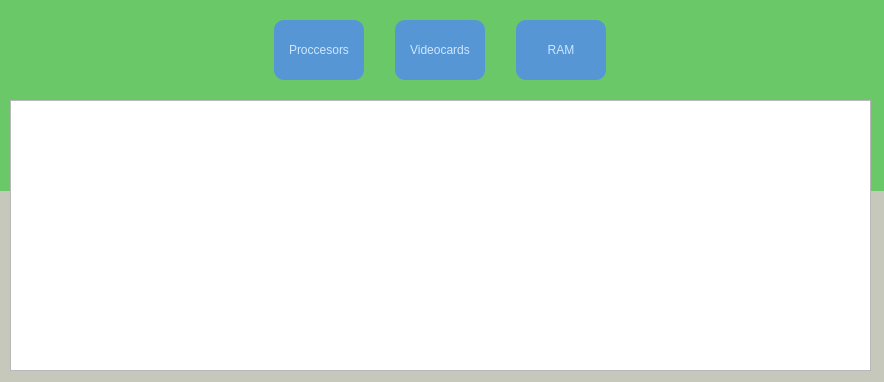
Old version of the form source/interface_sort_by_price.ui in the repository skhe55/dns-shop_parser.
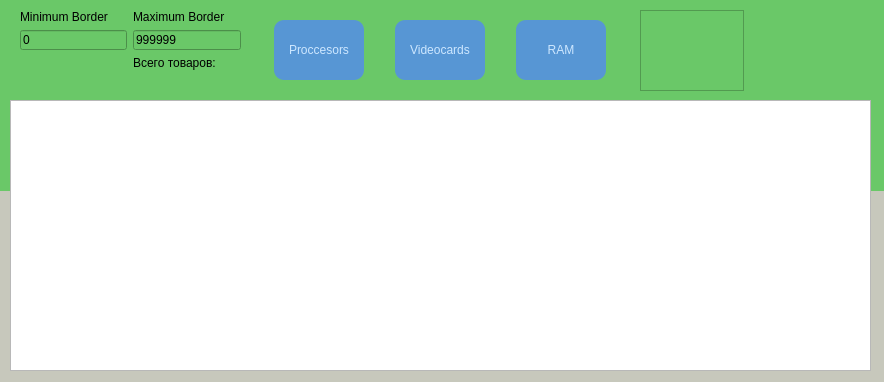
New version of the form. Icons and pictures are not drawn.

What changed in the file:
```diff
--- a/source/interface_sort_by_price.ui
+++ b/source/interface_sort_by_price.ui
@@ -207,6 +207,63 @@
      </item>
     </layout>
    </widget>
+   <widget class="QWidget" name="gridLayoutWidget_3">
+    <property name="geometry">
+     <rect>
+      <x>20</x>
+      <y>10</y>
+      <width>221</width>
+      <height>60</height>
+     </rect>
+    </property>
+    <layout class="QGridLayout" name="gridLayout_3">
+     <item row="1" column="0">
+      <widget class="QLineEdit" name="lineEdit">
+       <property name="text">
+        <string>0</string>
+       </property>
+      </widget>
+     </item>
+     <item row="1" column="1">
+      <widget class="QLineEdit" name="lineEdit_2">
+       <property name="text">
+        <string>999999</string>
+       </property>
+      </widget>
+     </item>
+     <item row="0" column="0">
+      <widget class="QLabel" name="label">
+       <property name="text">
+        <string>Minimum Border</string>
+       </property>
+      </widget>
+     </item>
+     <item row="0" column="1">
+      <widget class="QLabel" name="label_2">
+       <property name="text">
+        <string>Maximum Border</string>
+       </property>
+      </widget>
+     </item>
+     <item row="2" column="1">
+      <widget class="QLabel" name="label_3">
+       <property name="text">
+        <string>Всего товаров:</string>
+       </property>
+      </widget>
+     </item>
+    </layout>
+   </widget>
+   <widget class="QTextEdit" name="textEdit">
+    <property name="geometry">
+     <rect>
+      <x>640</x>
+      <y>10</y>
+      <width>104</width>
+      <height>81</height>
+     </rect>
+    </property>
+   </widget>
   </widget>
   <widget class="QFrame" name="frame_2">
    <property name="geometry">
```
